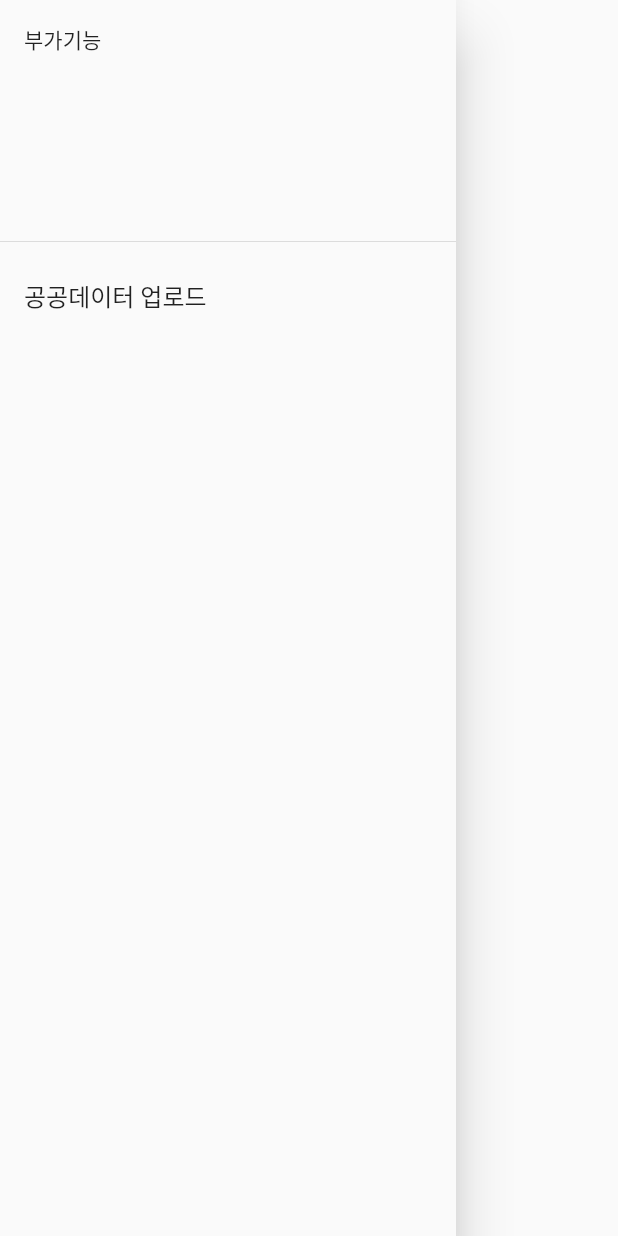
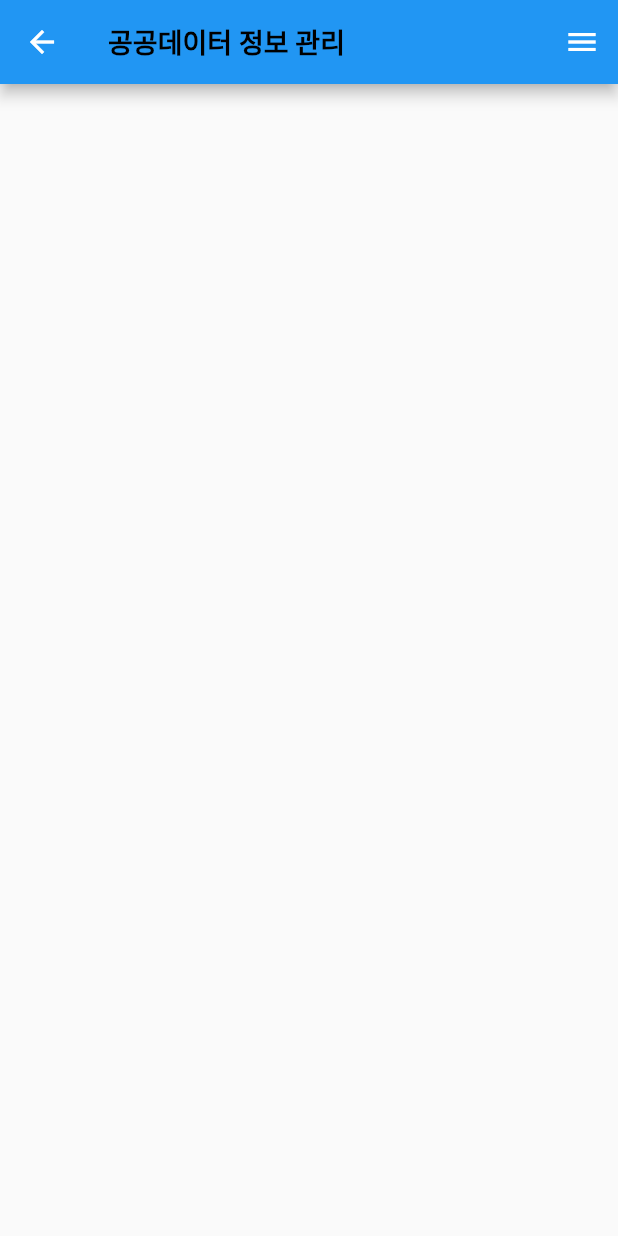
Before and after one commit to heiliglied/BusStopInfo, a Flutter app: the BaseDrawer widget shown alone on an empty page, opened directly, after a tap on "공공데이터 업로드", on a phone screen of 412 x 824 dp. Run offline on Flutter 3.47's test engine with Material 2 defaults, Android fonts, the phone set to English and light mode, and no system bars; our stand-ins replace file_picker, moor, webview_flutter; generated files the repository leaves out were written again.

Commit message:
named route 이동시 arguments 추가 방법 확인, context에서 인자를 받아오는 방법 확인.

```diff
--- a/lib/router.dart
+++ b/lib/router.dart
@@ -1,13 +1,14 @@
 import 'package:busstopinfo/views/mainpage.dart';
+import 'package:busstopinfo/views/menus/upload.dart';
 import 'package:flutter/widgets.dart';
 
 class Routes {
   Routes._();
   static const String mainPage = "/";
-  // static const String splashPage = "/splash";
+  static const String uploadPage = "/settings/upload";
 
   static final routes = <String, WidgetBuilder>{
     mainPage: (BuildContext context) => MainPage(),
-    // splashPage: (BuildContext context) => splashPage(),
+    uploadPage: (BuildContext context) => UploadPage(),
   };
 }
--- a/lib/views/menus/upload.dart
+++ b/lib/views/menus/upload.dart
@@ -0,0 +1,25 @@
+import 'package:flutter/material.dart';
+import 'package:file_picker/file_picker.dart';
+
+import 'package:busstopinfo/views/partitions/BaseAppBar.dart';
+import 'package:busstopinfo/views/partitions/BaseDrawer.dart';
+
+class UploadPage extends StatefulWidget {
+  UploadPage({Key? key}) : super(key: key);
+  @override
+  _UploadPage createState() => _UploadPage();
+}
+
+class _UploadPage extends State<UploadPage> {
+  @override
+  Widget build(BuildContext context) {
+    Map arguments = ModalRoute.of(context)?.settings.arguments as Map;
+    return Scaffold(
+        appBar: BaseAppBar(arguments['title']),
+        endDrawer: BaseDrawer(),
+        body: Column(
+
+        )
+    );
+  }
+}
--- a/lib/views/partitions/BaseDrawer.dart
+++ b/lib/views/partitions/BaseDrawer.dart
@@ -1,3 +1,4 @@
+import 'package:busstopinfo/router.dart';
 import 'package:flutter/material.dart';
 
 class BaseDrawer extends StatelessWidget {
@@ -13,7 +14,7 @@ class BaseDrawer extends StatelessWidget {
           ListTile(
             title: Text('공공데이터 업로드'),
             onTap: () {
-              final snackbar = SnackBar(content: Text('클릭'));
+              Navigator.pushNamed(context, Routes.uploadPage, arguments: {"title": "공공데이터 정보 관리"});
             },
           )
         ],
--- a/pubspec.yaml
+++ b/pubspec.yaml
@@ -38,6 +38,8 @@ dependencies:
   moor: ^4.6.1+1
   path_provider: ^2.0.9
   csv: ^5.0.1
+  http: ^0.13.4
+  file_picker: ^4.5.1
 
 dev_dependencies:
   flutter_test:
```
Also changed, not shown: pubspec.lock.
